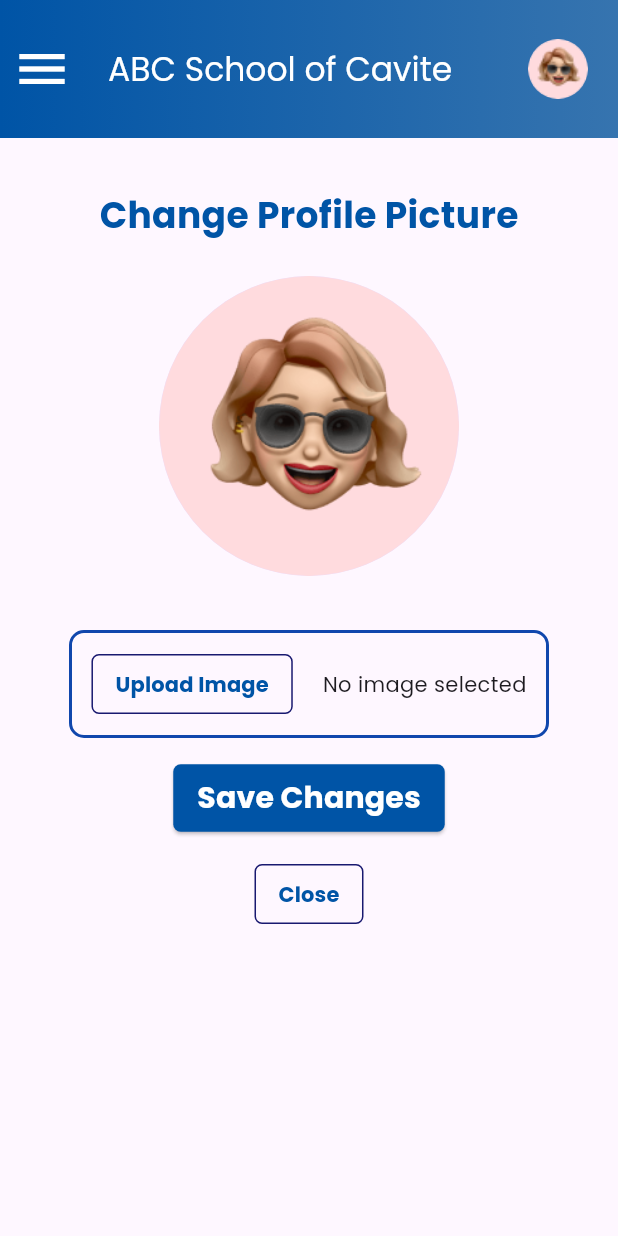
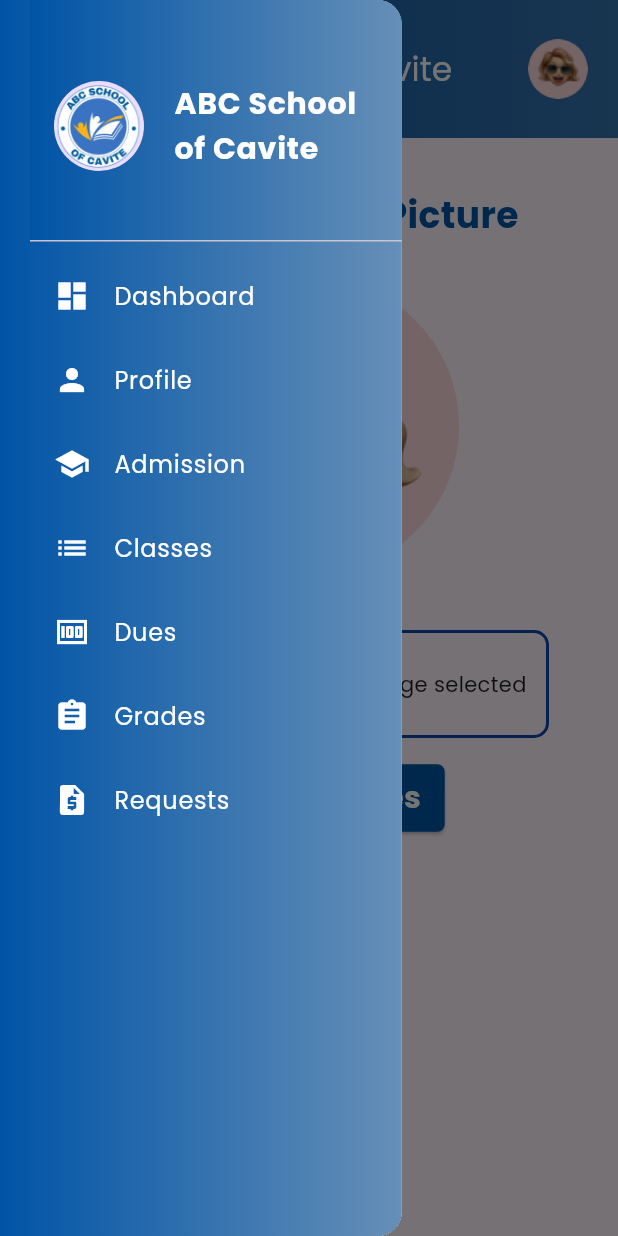
Before and after one commit to usernamesyd/cerebromob_clone, a Flutter app: the ChangeProfile screen opened directly, with the side drawer open (before the commit the screen has no drawer), on a phone screen of 412 x 824 dp. Run offline on Flutter 3.47's test engine with Material 3 defaults, Android fonts, the phone set to English and light mode, and no system bars; our stand-ins replace firebase_auth, firebase_core, firebase_database; accounts and stored records are empty.

Commit message:
Fixed drawer not showing in change profile picture page

```diff
--- a/lib/pages/login/change_profile.dart
+++ b/lib/pages/login/change_profile.dart
@@ -1,4 +1,5 @@
 import 'package:cerebro_mobile/atoms/cerebro_elevated_btn.dart';
+import 'package:cerebro_mobile/atoms/navigation_drawer.dart';
 import 'package:cerebro_mobile/organisms/cerebro_appbar.dart';
 import 'package:cerebro_mobile/pages/login/login_page.dart';
 import 'package:cerebro_mobile/theme/colors.dart';
@@ -11,6 +12,7 @@ class ChangeProfile extends StatelessWidget {
   @override
   Widget build(BuildContext context) {
     return Scaffold(
+      drawer: CerebroNavigationDrawer(),
       appBar: CerebroAppBar(title: 'ABC School of Cavite'),
       body: Center(
         child: Padding(
```
